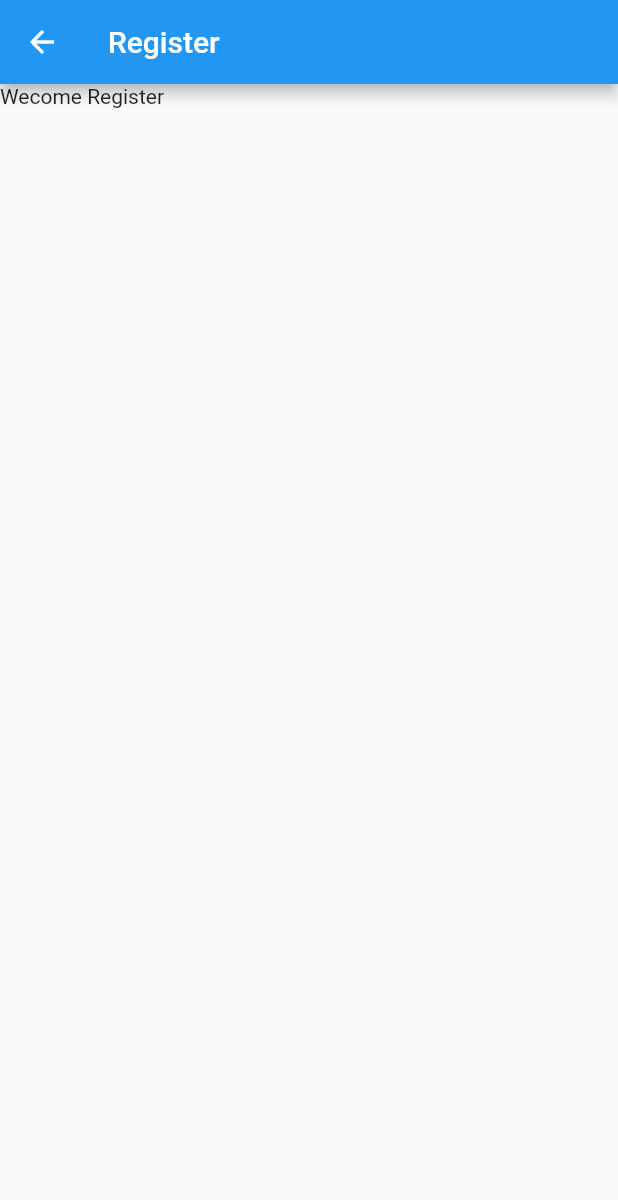
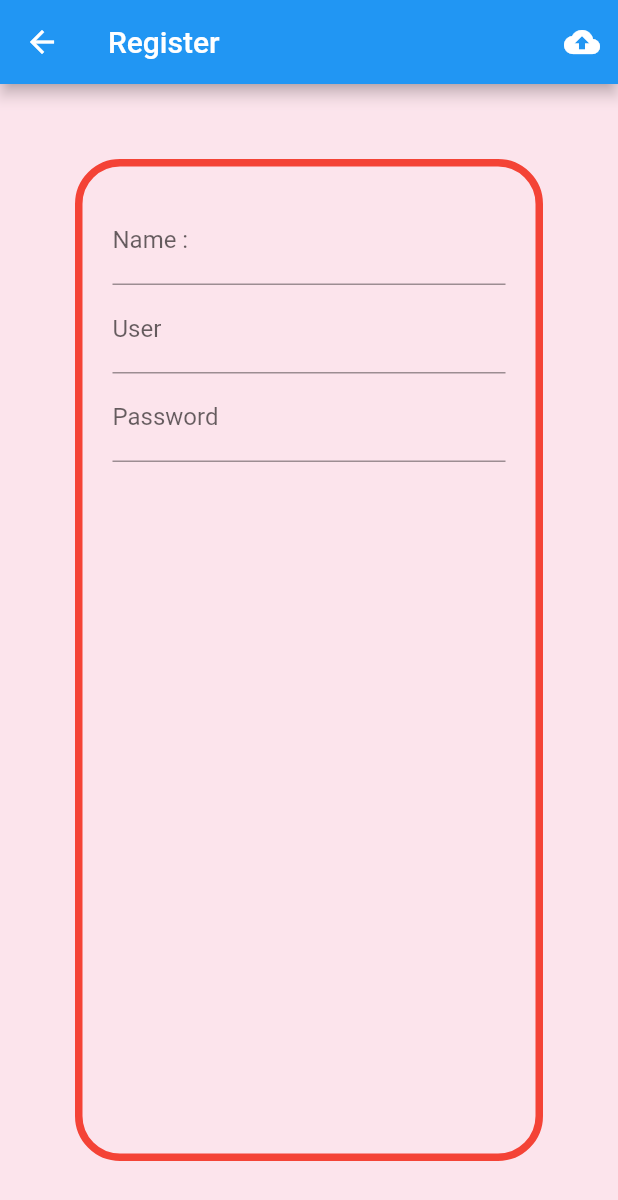
Before and after one commit to popeyeeiei89/PopMenuFood, a Flutter app: the screen it shows after launch, after a tap on "sign up", on a phone screen of 412 x 824 dp. Shown: the top 1200 px of the screen. Run offline on Flutter 3.47's test engine with Material 2 defaults, Android fonts, the phone set to English and light mode, and no system bars.

Commit message:
Design UI Register Success

```diff
--- a/lib/main.dart
+++ b/lib/main.dart
@@ -10,7 +10,7 @@ void main() {
 class App extends StatelessWidget {
   @override
   Widget build(BuildContext context) {
-    return MaterialApp(
+    return MaterialApp(debugShowCheckedModeBanner: false,
       home: Authen()
     );
   }
--- a/lib/screens/register.dart
+++ b/lib/screens/register.dart
@@ -6,13 +6,61 @@ class Register extends StatefulWidget {
 }
 
 class _RegisterState extends State<Register> {
+  Widget uplondIcon() {
+    return IconButton(
+      icon: Icon(Icons.cloud_upload),
+      onPressed: () {
+        print('You Click Uplond');
+      },
+    );
+  }
+
+// Name
+  Widget nameTextFormField() {
+    return TextFormField(
+      decoration:
+          InputDecoration(labelText: 'Name : ', hintText: 'Name in Eng'),
+    );
+  }
+
+// User
+  Widget userTextFormField() {
+    return TextFormField(
+      decoration:
+          InputDecoration(labelText: 'User', hintText: 'fill user here'),
+    );
+  }
+
+// Password
+  Widget passwordTextFormField() {
+    return TextFormField(
+      decoration:
+          InputDecoration(labelText: 'Password', hintText: 'More 6 Charactor'),
+    );
+  }
+
   @override
   Widget build(BuildContext context) {
     return Scaffold(
-      appBar: AppBar(
-        title: Text('Register'),
-      ),
-      body: Text('Wecome Register'),
-    );
+        resizeToAvoidBottomPadding: false,
+        appBar: AppBar(
+          title: Text('Register'),
+          actions: <Widget>[uplondIcon()],
+        ),
+        body: Container(
+            color: Colors.pink[50],
+            padding: EdgeInsets.all(50.0),
+            child: Container(
+              padding: EdgeInsets.all(20.0),
+              decoration: BoxDecoration(
+                  borderRadius: BorderRadius.circular(30.0),
+                  border: Border.all(
+                      width: 5.0, color: Colors.red, style: BorderStyle.solid)),
+              child: Column(children: <Widget>[
+                nameTextFormField(),
+                userTextFormField(),
+                passwordTextFormField()
+              ]),
+            )));
   }
 }
```
